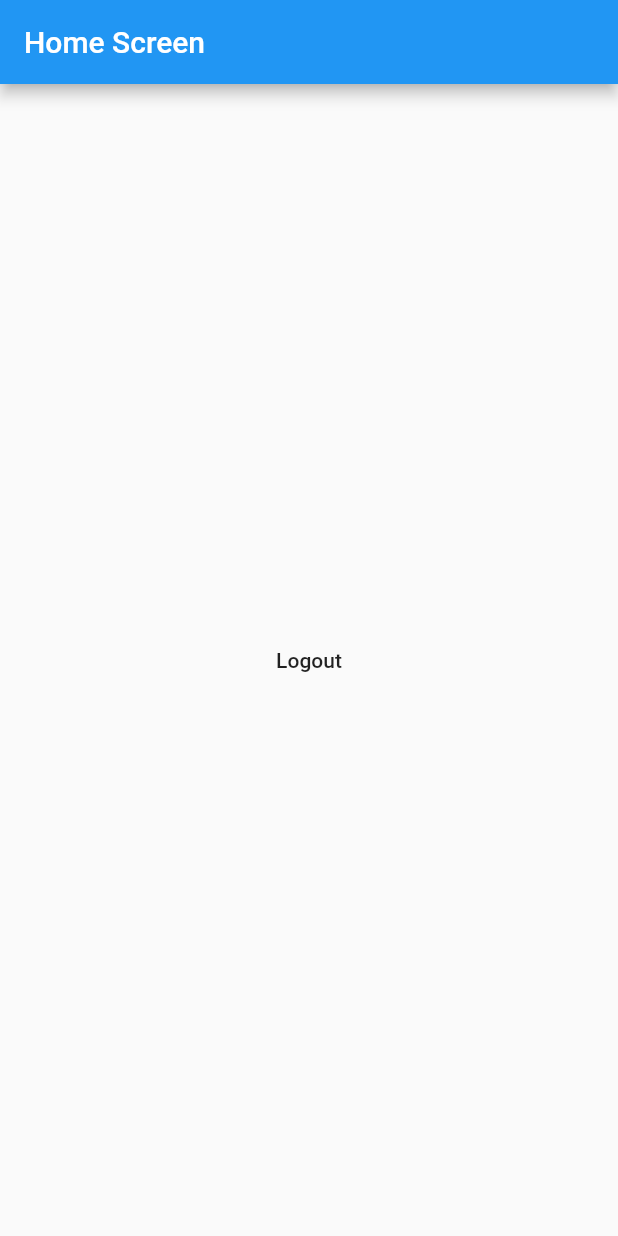
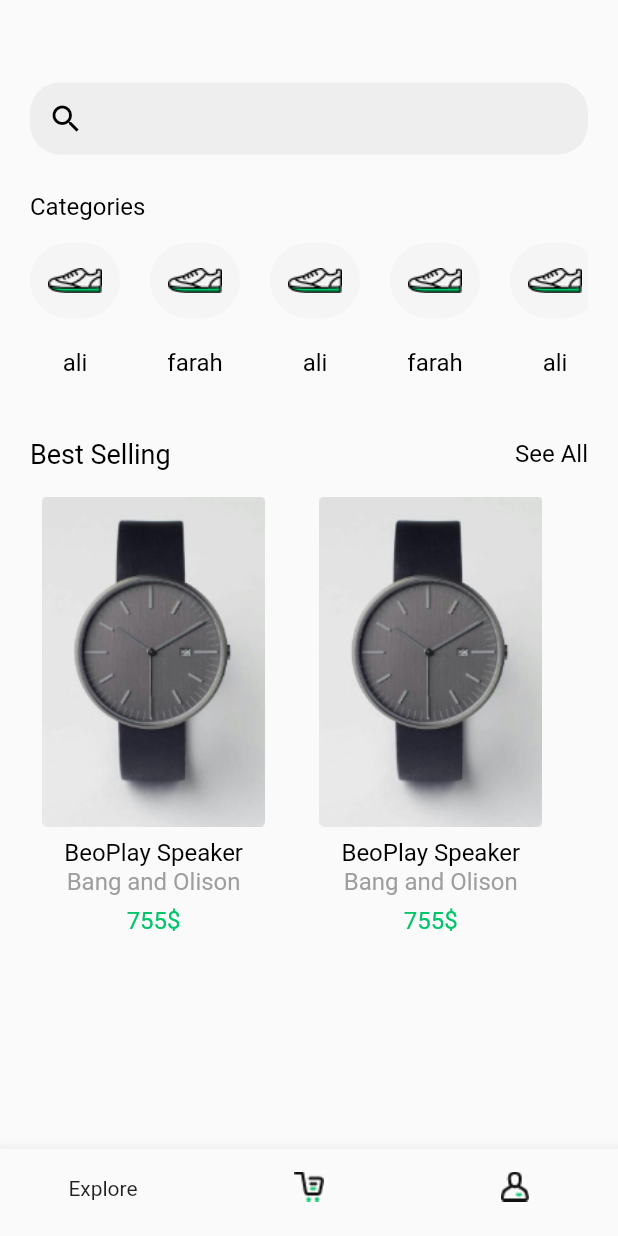
Before and after one commit to AliAlsaeed17/mega_store, a Flutter app: the screen it shows once a user with an empty profile is signed in, on a phone screen of 412 x 824 dp. Run offline on Flutter 3.47's test engine with Material 2 defaults, Android fonts, the phone set to English and light mode, and no system bars; our stand-ins replace cloud_firestore, firebase_auth, firebase_core, get, google_sign_in; missing offline and left inert: flutter_login_facebook; accounts and stored records are empty.

Commit message:
Add home screen ui

```diff
--- a/lib/views/home_screen.dart
+++ b/lib/views/home_screen.dart
@@ -1,29 +1,191 @@
-// ignore_for_file: deprecated_member_use
-
 import 'package:firebase_auth/firebase_auth.dart';
 import 'package:flutter/material.dart';
 import 'package:get/get.dart';
-
+import 'package:mega_store/constants.dart';
+import 'package:mega_store/views/widgets/custom_text.dart';
 import 'auth/login_screen.dart';
 
 class HomeScreen extends StatelessWidget {
-  HomeScreen({Key? key}) : super(key: key);
-  FirebaseAuth auth = FirebaseAuth.instance;
+  List<String> names = [
+    "ali",
+    "farah",
+    "ali",
+    "farah",
+    "ali",
+    "farah",
+    "ali",
+    "farah"
+  ];
 
   @override
   Widget build(BuildContext context) {
     return Scaffold(
-      appBar: AppBar(
-        title: Text("Home Screen"),
+      body: Container(
+        padding: const EdgeInsets.only(top: 55, left: 20, right: 20),
+        child: Column(
+          children: [
+            Container(
+              decoration: BoxDecoration(
+                borderRadius: BorderRadius.circular(20),
+                color: Colors.grey.shade200,
+              ),
+              child: TextFormField(
+                decoration: const InputDecoration(
+                  border: InputBorder.none,
+                  prefixIcon: Icon(
+                    Icons.search,
+                    color: Colors.black,
+                  ),
+                ),
+              ),
+            ),
+            const SizedBox(height: 25),
+            const CustomText(
+              text: 'Categories',
+              alignment: Alignment.centerLeft,
+            ),
+            const SizedBox(height: 15),
+            Container(
+              height: 120,
+              child: ListView.separated(
+                scrollDirection: Axis.horizontal,
+                itemCount: names.length,
+                itemBuilder: (context, index) {
+                  return Column(
+                    children: [
+                      Container(
+                        height: 50,
+                        width: 60,
+                        decoration: BoxDecoration(
+                          borderRadius: BorderRadius.circular(50),
+                          color: Colors.grey.shade100,
+                        ),
+                        child: Padding(
+                          padding: const EdgeInsets.all(8),
+                          child:
+                              Image.asset("assets/images/Icon_Mens Shoe.png"),
+                        ),
+                      ),
+                      const SizedBox(height: 20),
+                      CustomText(
+                        text: names[index],
+                      ),
+                    ],
+                  );
+                },
+                separatorBuilder: (context, index) => const SizedBox(width: 20),
+              ),
+            ),
+            const SizedBox(height: 10),
+            Row(
+              mainAxisAlignment: MainAxisAlignment.spaceBetween,
+              children: const [
+                CustomText(
+                  text: "Best Selling",
+                  fontSize: 18,
+                ),
+                CustomText(
+                  text: "See All",
+                  fontSize: 16,
+                ),
+              ],
+            ),
+            const SizedBox(height: 10),
+            Container(
+              height: 300,
+              child: ListView.separated(
+                scrollDirection: Axis.horizontal,
+                itemCount: names.length,
+                itemBuilder: (context, index) {
+                  return Container(
+                    width: MediaQuery.of(context).size.width * .4,
+                    child: Column(
+                      children: [
+                        Container(
+                          child: Padding(
+                            padding: const EdgeInsets.all(8),
+                            child: Container(
+                              height: 220,
+                              width: MediaQuery.of(context).size.width * .4,
+                              child: Image.asset(
+                                "assets/images/Image.png",
+                                fit: BoxFit.fill,
+                              ),
+                            ),
+                          ),
+                        ),
+                        const CustomText(
+                          text: "BeoPlay Speaker",
+                          alignment: Alignment.bottomCenter,
+                        ),
+                        const CustomText(
+                          text: "Bang and Olison",
+                          alignment: Alignment.bottomCenter,
+                          color: Colors.grey,
+                        ),
+                        const SizedBox(height: 7),
+                        const CustomText(
+                          text: "755\$",
+                          alignment: Alignment.bottomCenter,
+                          color: kPrimaryColor,
+                        ),
+                      ],
+                    ),
+                  );
+                },
+                separatorBuilder: (context, index) => const SizedBox(width: 20),
+              ),
+            ),
+          ],
+        ),
       ),
-      body: Center(
-        child: FlatButton(
-          child: Text("Logout"),
-          onPressed: () {
-            auth.signOut();
-            Get.offAll(LoginScreen());
-          },
-        ),
+      bottomNavigationBar: BottomNavigationBar(
+        items: [
+          BottomNavigationBarItem(
+            label: "",
+            activeIcon: Padding(
+              padding: const EdgeInsets.only(top: 10),
+              child: Text("Explore"),
+            ),
+            icon: Padding(
+              padding: const EdgeInsets.all(8.0),
+              child: Image.asset(
+                "assets/images/Icon_Explore.png",
+                fit: BoxFit.contain,
+              ),
+            ),
+          ),
+          BottomNavigationBarItem(
+            label: "",
+            activeIcon: Padding(
+              padding: const EdgeInsets.only(top: 8),
+              child: Text("Cart"),
+            ),
+            icon: Padding(
+              padding: const EdgeInsets.only(top: 8),
+              child: Image.asset(
+                "assets/images/Icon_Cart.png",
+                fit: BoxFit.contain,
+              ),
+            ),
+          ),
+          BottomNavigationBarItem(
+            label: "",
+            activeIcon: Padding(
+              padding: const EdgeInsets.only(top: 8.0),
+              child: Text("Account"),
+            ),
+            icon: Padding(
+              padding: const EdgeInsets.only(top: 8.0),
+              child: Image.asset(
+                "assets/images/Icon_User.png",
+                fit: BoxFit.contain,
+              ),
+            ),
+          ),
+        ],
+        currentIndex: 0,
+        onTap: (index) {},
       ),
     );
   }
```
